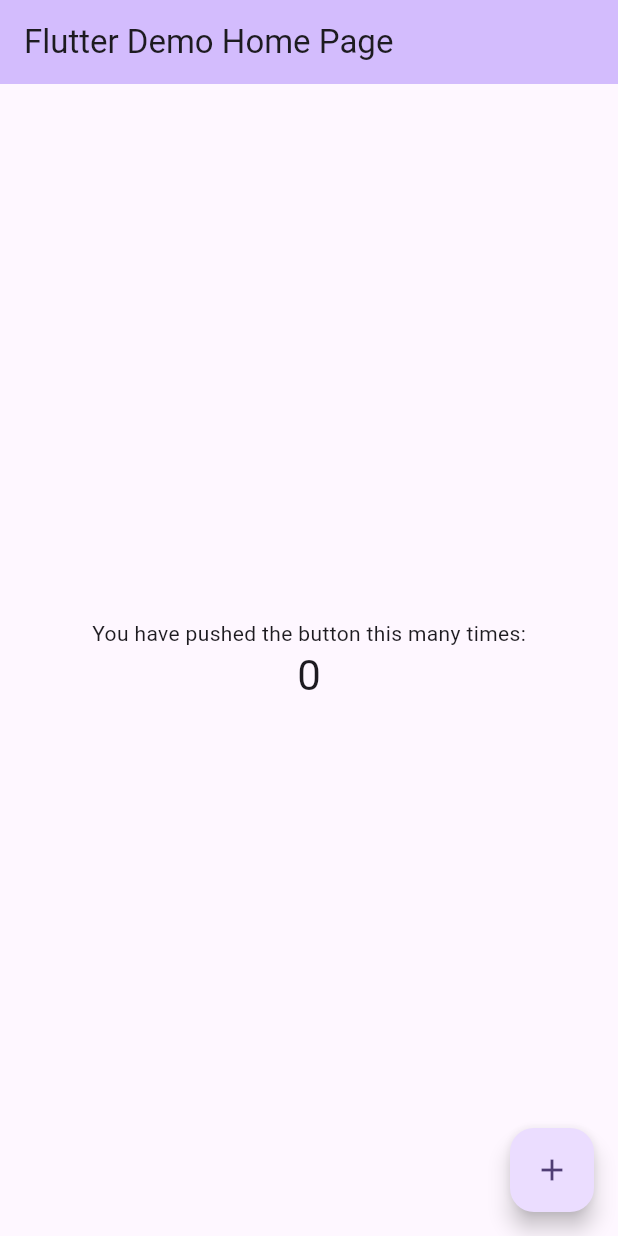
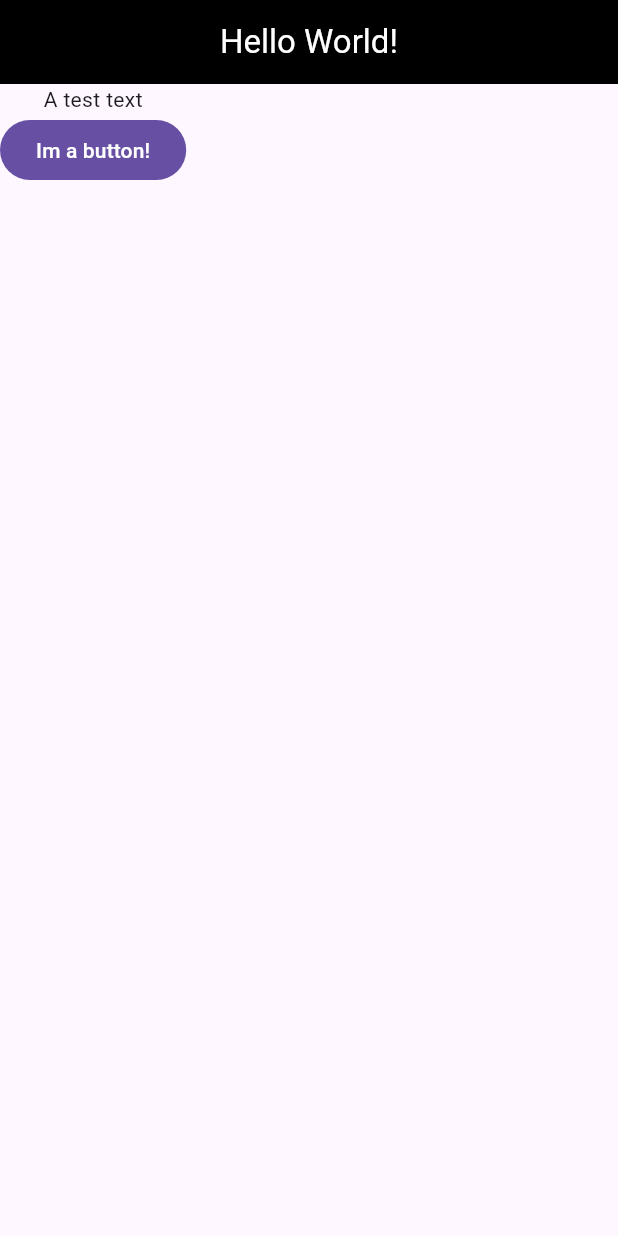
Before and after one commit to VadymNovoselskyi/PitCheck, a Flutter app: the screen it shows after launch, on a phone screen of 412 x 824 dp. Run offline on Flutter 3.47's test engine with Material 3 defaults, Android fonts, the phone set to English and light mode, and no system bars.

Commit message:
add a simple static home screen with text and a button

```diff
--- a/lib/main.dart
+++ b/lib/main.dart
@@ -1,121 +1,35 @@
 import 'package:flutter/material.dart';
 
 void main() {
-  runApp(const MyApp());
+  runApp(const ScrutApp());
 }
 
-class MyApp extends StatelessWidget {
-  const MyApp({super.key});
+class ScrutApp extends StatelessWidget {
+  const new({super.key});
 
-  // This widget is the root of your application.
   @override
   Widget build(BuildContext context) {
-    return MaterialApp(
-      title: 'Flutter Demo',
-      theme: ThemeData(
-        // This is the theme of your application.
-        //
-        // TRY THIS: Try running your application with "flutter run". You'll see
-        // the application has a purple toolbar. Then, without quitting the app,
-        // try changing the seedColor in the colorScheme below to Colors.green
-        // and then invoke "hot reload" (save your changes or press the "hot
-        // reload" button in a Flutter-supported IDE, or press "r" if you used
-        // the command line to start the app).
-        //
-        // Notice that the counter didn't reset back to zero; the application
-        // state is not lost during the reload. To reset the state, use hot
-        // restart instead.
-        //
-        // This works for code too, not just values: Most code changes can be
-        // tested with just a hot reload.
-        colorScheme: .fromSeed(seedColor: Colors.deepPurple),
-      ),
-      home: const MyHomePage(title: 'Flutter Demo Home Page'),
-    );
+    return MaterialApp(title: "Scrutineering App", home: Home());
   }
 }
 
-class MyHomePage extends StatefulWidget {
-  const MyHomePage({super.key, required this.title});
-
-  // This widget is the home page of your application. It is stateful, meaning
-  // that it has a State object (defined below) that contains fields that affect
-  // how it looks.
-
-  // This class is the configuration for the state. It holds the values (in this
-  // case the title) provided by the parent (in this case the App widget) and
-  // used by the build method of the State. Fields in a Widget subclass are
-  // always marked "final".
-
-  final String title;
-
-  @override
-  State<MyHomePage> createState() => _MyHomePageState();
-}
-
-class _MyHomePageState extends State<MyHomePage> {
-  int _counter = 0;
-
-  void _incrementCounter() {
-    setState(() {
-      // This call to setState tells the Flutter framework that something has
-      // changed in this State, which causes it to rerun the build method below
-      // so that the display can reflect the updated values. If we changed
-      // _counter without calling setState(), then the build method would not be
-      // called again, and so nothing would appear to happen.
-      _counter++;
-    });
-  }
+class Home extends StatelessWidget {
+  const new({super.key});
 
   @override
   Widget build(BuildContext context) {
-    // This method is rerun every time setState is called, for instance as done
-    // by the _incrementCounter method above.
-    //
-    // The Flutter framework has been optimized to make rerunning build methods
-    // fast, so that you can just rebuild anything that needs updating rather
-    // than having to individually change instances of widgets.
     return Scaffold(
       appBar: AppBar(
-        // TRY THIS: Try changing the color here to a specific color (to
-        // Colors.amber, perhaps?) and trigger a hot reload to see the AppBar
-        // change color while the other colors stay the same.
-        backgroundColor: Theme.of(context).colorScheme.inversePrimary,
-        // Here we take the value from the MyHomePage object that was created by
-        // the App.build method, and use it to set our appbar title.
-        title: Text(widget.title),
+        title: const Text("Hello World!"),
+        centerTitle: true,
+        backgroundColor: Colors.black,
+        foregroundColor: Colors.white,
       ),
-      body: Center(
-        // Center is a layout widget. It takes a single child and positions it
-        // in the middle of the parent.
-        child: Column(
-          // Column is also a layout widget. It takes a list of children and
-          // arranges them vertically. By default, it sizes itself to fit its
-          // children horizontally, and tries to be as tall as its parent.
-          //
-          // Column has various properties to control how it sizes itself and
-          // how it positions its children. Here we use mainAxisAlignment to
-          // center the children vertically; the main axis here is the vertical
-          // axis because Columns are vertical (the cross axis would be
-          // horizontal).
-          //
-          // TRY THIS: Invoke "debug painting" (choose the "Toggle Debug Paint"
-          // action in the IDE, or press "p" in the console), to see the
-          // wireframe for each widget.
-          mainAxisAlignment: .center,
-          children: [
-            const Text('You have pushed the button this many times:'),
-            Text(
-              '$_counter',
-              style: Theme.of(context).textTheme.headlineMedium,
-            ),
-          ],
-        ),
-      ),
-      floatingActionButton: FloatingActionButton(
-        onPressed: _incrementCounter,
-        tooltip: 'Increment',
-        child: const Icon(Icons.add),
+      body: Column(
+        children: [
+          const Text("A test text"),
+          FilledButton(onPressed: () {}, child: const Text("Im a button!")),
+        ],
       ),
     );
   }
```
